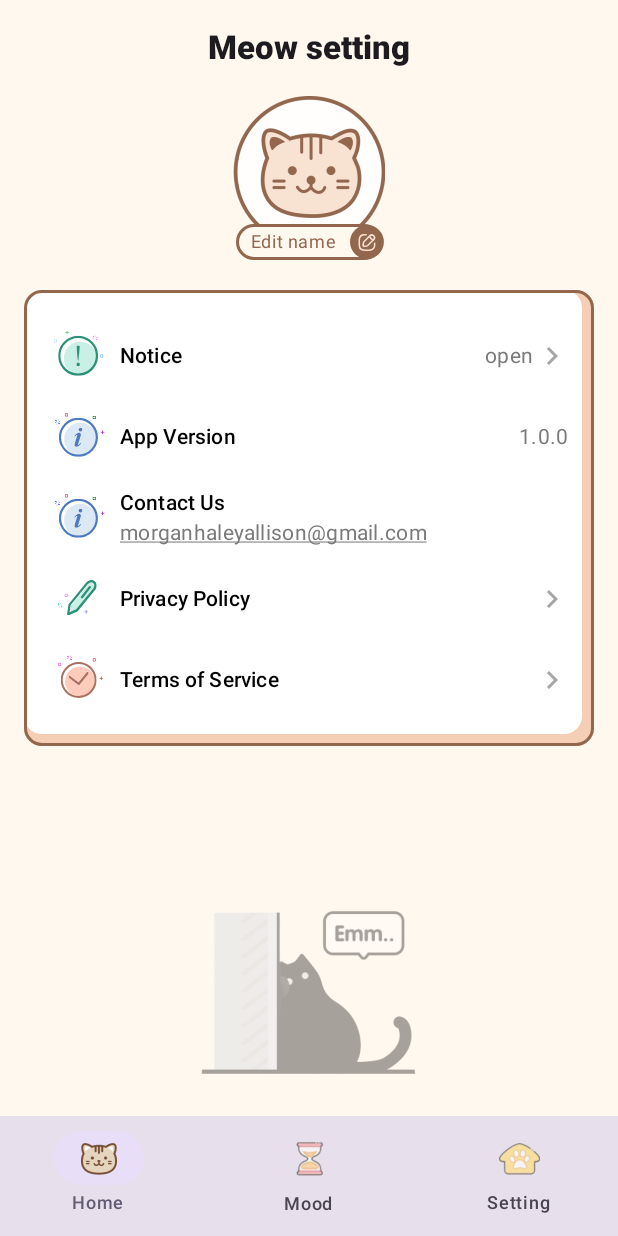
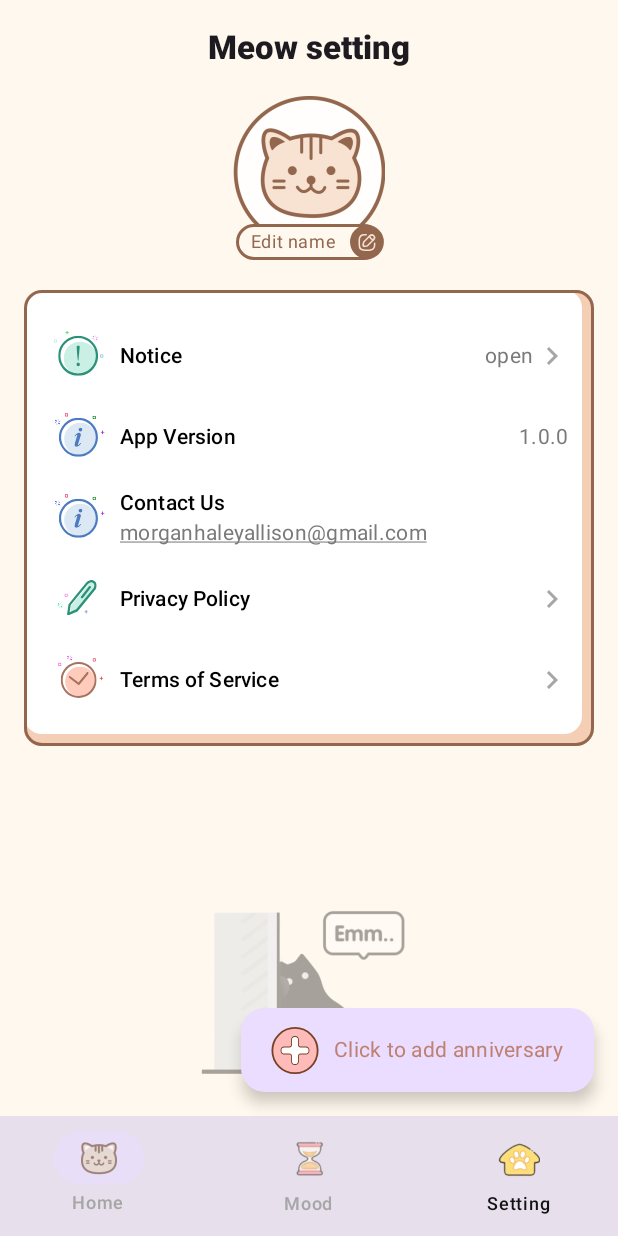
Before and after one commit to Vicent9920/BasicCodelab, an Android app built with Jetpack Compose: the MainActivity screen opened directly, with no data from a screen before it, item 3 of the bottom bar chosen, on a phone screen of 412 x 824 dp. Run offline under Robolectric (Android 15) with nearby library versions, the phone set to English and light mode, and no system bars; our stand-ins replace Room's generated code, constraintlayout-compose.

Commit message:
使用navigation实现MainActivity导航

```diff
--- a/app/build.gradle.kts
+++ b/app/build.gradle.kts
@@ -1,3 +1,5 @@
+import org.jetbrains.kotlin.gradle.tasks.KotlinCompile
+
 @Suppress("DSL_SCOPE_VIOLATION") // TODO: Remove once KTIJ-19369 is fixed
 plugins {
     alias(libs.plugins.com.android.application)
--- a/app/src/main/java/com/example/basicscodelab/ui/home/HomeScreen.kt
+++ b/app/src/main/java/com/example/basicscodelab/ui/home/HomeScreen.kt
@@ -9,6 +9,7 @@ import androidx.compose.foundation.layout.Column
 import androidx.compose.foundation.layout.PaddingValues
 import androidx.compose.foundation.layout.Row
 import androidx.compose.foundation.layout.Spacer
+import androidx.compose.foundation.layout.fillMaxSize
 import androidx.compose.foundation.layout.fillMaxWidth
 import androidx.compose.foundation.layout.height
 import androidx.compose.foundation.layout.padding
@@ -50,11 +51,11 @@ import com.example.basicscodelab.utils.DateUtils
  * Version:
  */
 @Composable
-fun HomeScreen(modifier: Modifier, homeViewModel: HomeViewModel = viewModel()) {
+fun HomeScreen(homeViewModel: HomeViewModel = viewModel()) {
   val list by homeViewModel.queryAllDaysBean().collectAsState(initial = emptyList())
   Column(
-    modifier = modifier
-      .fillMaxWidth()
+    modifier = Modifier
+      .fillMaxSize()
       .background(color = Color(0xFFFFF8EE)),
     horizontalAlignment = Alignment.CenterHorizontally
   ) {
--- a/app/src/main/java/com/example/basicscodelab/ui/home/MainActivity.kt
+++ b/app/src/main/java/com/example/basicscodelab/ui/home/MainActivity.kt
@@ -12,6 +12,7 @@ import androidx.compose.foundation.layout.Arrangement
 import androidx.compose.foundation.layout.Column
 import androidx.compose.foundation.layout.Row
 import androidx.compose.foundation.layout.Spacer
+import androidx.compose.foundation.layout.fillMaxSize
 import androidx.compose.foundation.layout.fillMaxWidth
 import androidx.compose.foundation.layout.height
 import androidx.compose.foundation.layout.padding
@@ -43,10 +44,6 @@ import androidx.compose.material3.Text
 import androidx.compose.material3.TopAppBarDefaults
 import androidx.compose.runtime.Composable
 import androidx.compose.runtime.getValue
-import androidx.compose.runtime.mutableIntStateOf
-import androidx.compose.runtime.mutableStateOf
-import androidx.compose.runtime.remember
-import androidx.compose.runtime.setValue
 import androidx.compose.ui.Alignment
 import androidx.compose.ui.Modifier
 import androidx.compose.ui.draw.clip
@@ -58,9 +55,10 @@ import androidx.compose.ui.text.style.TextDecoration
 import androidx.compose.ui.tooling.preview.Preview
 import androidx.compose.ui.unit.dp
 import androidx.constraintlayout.compose.ConstraintLayout
+import androidx.navigation.compose.currentBackStackEntryAsState
+import androidx.navigation.compose.rememberNavController
 import com.example.basicscodelab.R
 import com.example.basicscodelab.contant.StaticData
-import com.example.basicscodelab.ui.dialog.PrivacyPolicyDialog
 import com.example.basicscodelab.ui.theme.BasicsCodelabTheme
 import com.example.basicscodelab.ui.theme.Typography
 
@@ -80,15 +78,20 @@ fun MainPage(modifier: Modifier = Modifier) {
 @OptIn(ExperimentalMaterial3Api::class)
 @Composable
 fun Screen(modifier: Modifier = Modifier) {
-  var index by remember { mutableIntStateOf(0) }
-  val titles = mutableListOf("Meow Day", "Today's mood", "Meow setting")
+  val navController = rememberNavController()
+  val currentBackStack by navController.currentBackStackEntryAsState()
+  val currentDestination = currentBackStack?.destination
+  val currentScreen =
+    mainTabRowScreens.find { it.route == currentDestination?.route }
+      ?: Home
+
   Scaffold(
     modifier = modifier,
     topBar = {
       CenterAlignedTopAppBar(
         title = {
           Text(
-            text = titles[index],
+            text = currentScreen.title,
             style = Typography.titleLarge.copy(fontWeight = FontWeight.ExtraBold)
           )
         },
@@ -96,23 +99,13 @@ fun Screen(modifier: Modifier = Modifier) {
       )
     },
     bottomBar = {
-      MainBottomNavigation { value ->
-        if (index != value) {
-          index = value
-        }
+      MainBottomNavigation(currentScreen) { screen ->
+        navController.navigateSingleTopTo(screen.route)
       }
     },
-    content = { paddingValues ->
-      when(index){
-        0 -> HomeScreen(modifier = Modifier.padding(paddingValues))
-        1 -> MoodScreen(modifier = Modifier.padding(paddingValues))
-        2 -> SettingScreen(modifier = Modifier.padding(paddingValues))
-      }
+    floatingActionButton = {
 
-    },
-
-    floatingActionButton = {
-      if (index == 0) {
+      if (currentScreen.showFAB) {
         ExtendedFloatingActionButton(
           onClick = {},
         ) {
@@ -131,16 +124,19 @@ fun Screen(modifier: Modifier = Modifier) {
       }
 
     }
-  )
+  ) { innerPadding ->
+    MainNavHost(
+      navController = navController,
+      modifier = Modifier.padding(innerPadding)
+    )
+  }
 }
 
-
-
 @Composable
-fun MoodScreen(modifier: Modifier) {
+fun MoodScreen() {
   Column(
-    modifier = modifier
-      .fillMaxWidth()
+    modifier = Modifier
+      .fillMaxSize()
       .background(color = Color(0xFFFFF8EE)),
     horizontalAlignment = Alignment.CenterHorizontally
   ) {
@@ -224,10 +220,10 @@ fun MoodScreen(modifier: Modifier) {
 }
 
 @Composable
-fun SettingScreen(modifier: Modifier) {
+fun SettingScreen() {
   Column(
-    modifier = modifier
-      .fillMaxWidth()
+    modifier = Modifier
+      .fillMaxSize()
       .background(color = Color(0xFFFFF8EE)),
     horizontalAlignment = Alignment.CenterHorizontally
   ) {
@@ -402,52 +398,67 @@ fun SettingScreen(modifier: Modifier) {
 }
 
 @Composable
-private fun MainBottomNavigation(modifier: Modifier = Modifier, onItemClick: (Int) -> Unit) {
+private fun MainBottomNavigation(screen: MainDestination, onItemClick: (MainDestination) -> Unit) {
   NavigationBar(
     containerColor = MaterialTheme.colorScheme.surfaceVariant,
-    modifier = modifier
+    modifier = Modifier
   ) {
     NavigationBarItem(
       icon = {
         Icon(
-          painter = painterResource(id = R.mipmap.ic_home_selected),
+          painter = painterResource(id = if (screen is Home) R.mipmap.ic_home_selected else R.mipmap.ic_home_normal),//ic_setting_normal
           tint = Color.Unspecified,
           contentDescription = null
         )
       },
       label = {
-        Text("Home")
+        Text(
+          "Home",
+          style = Typography.labelMedium.copy(
+            color = if (screen is Home) Color(0xFF121212) else Color(0xFFA6A6A6)
+          )
+        )
       },
       selected = true,
-      onClick = { onItemClick.invoke(0) }
+      onClick = { onItemClick.invoke(Home) }
     )
     NavigationBarItem(
       icon = {
         Icon(
-          painter = painterResource(id = R.mipmap.ic_mood_normal),
+          painter = painterResource(id = if (screen is Mood) R.mipmap.ic_mood_selected else R.mipmap.ic_mood_normal),
           tint = Color.Unspecified,
           contentDescription = null
         )
       },
       label = {
-        Text("Mood")
+        Text(
+          "Mood",
+          style = Typography.labelMedium.copy(
+            color = if (screen is Mood) Color(0xFF121212) else Color(0xFFA6A6A6)
+          )
+        )
       },
       selected = false,
-      onClick = { onItemClick.invoke(1) }
+      onClick = { onItemClick.invoke(Mood) }
     )
     NavigationBarItem(
       icon = {
         Icon(
-          painter = painterResource(id = R.mipmap.ic_setting_normal),
+          painter = painterResource(id = if (screen is Setting) R.mipmap.ic_setting_selected else R.mipmap.ic_setting_normal),
           tint = Color.Unspecified,
           contentDescription = null
         )
       },
       label = {
-        Text("Setting")
+        Text(
+          "Setting",
+          style = Typography.labelMedium.copy(
+            color = if (screen is Setting) Color(0xFF121212) else Color(0xFFA6A6A6)
+          )
+        )
       },
       selected = false,
-      onClick = { onItemClick.invoke(2) }
+      onClick = { onItemClick.invoke(Setting) }
     )
   }
 }
--- /dev/null
+++ b/app/src/main/java/com/example/basicscodelab/ui/home/MainDestination.kt
@@ -0,0 +1,43 @@
+package com.example.basicscodelab.ui.home
+
+sealed interface MainDestination{
+  val route:String
+  val title:String
+  val showFAB:Boolean
+  val showBackBtn:Boolean
+  val showBottomNav:Boolean
+}
+
+ object Home:MainDestination{
+  override val route: String = "home"
+  override val title: String = "Meow Day"
+  override val showFAB: Boolean = true
+  override val showBackBtn: Boolean = false
+  override val showBottomNav: Boolean = true
+}
+
+ object Mood:MainDestination{
+  override val route: String = "mood"
+  override val title: String = "Today's mood"
+  override val showFAB: Boolean = true
+  override val showBackBtn: Boolean = false
+  override val showBottomNav: Boolean = true
+}
+
+ object Setting:MainDestination{
+  override val route: String = "setting"
+  override val title: String = "Meow setting"
+  override val showFAB: Boolean = true
+  override val showBackBtn: Boolean = false
+  override val showBottomNav: Boolean = true
+}
+
+ object Anniversary:MainDestination{
+  override val route: String = "anniversary"
+  override val title: String = "Add Anniversary"
+  override val showFAB: Boolean = true
+  override val showBackBtn: Boolean = false
+  override val showBottomNav: Boolean = true
+}
+
+val mainTabRowScreens = listOf(Home, Mood, Setting,Anniversary)
--- /dev/null
+++ b/app/src/main/java/com/example/basicscodelab/ui/home/MainNavHost.kt
@@ -0,0 +1,54 @@
+package com.example.basicscodelab.ui.home
+
+import androidx.compose.runtime.Composable
+import androidx.compose.ui.Modifier
+import androidx.navigation.NavGraph.Companion.findStartDestination
+import androidx.navigation.NavHostController
+import androidx.navigation.compose.NavHost
+import androidx.navigation.compose.composable
+
+/**
+ * Description:
+ * Author: Vincent
+ * Date: 2024/7/19
+ * Email:vincent.wei@backgardon.com
+ * Version:
+ */
+@Composable
+fun MainNavHost(
+  navController: NavHostController,
+  modifier: Modifier = Modifier
+) {
+  NavHost(
+    navController = navController,
+    startDestination = Home.route,
+    modifier = modifier
+  ){
+    composable(Home.route){
+      HomeScreen()
+    }
+    composable(Mood.route){
+      MoodScreen()
+    }
+    composable(Setting.route){
+      SettingScreen()
+    }
+  }
+}
+
+fun NavHostController.navigateSingleTopTo(route: String) =
+  this.navigate(route) {
+    // Pop up to the start destination of the graph to
+    // avoid building up a large stack of destinations
+    // on the back stack as users select items
+    popUpTo(
+      this@navigateSingleTopTo.graph.findStartDestination().id
+    ) {
+      saveState = true
+    }
+    // Avoid multiple copies of the same destination when
+    // reselecting the same item
+    launchSingleTop = true
+    // Restore state when reselecting a previously selected item
+    restoreState = true
+  }
--- a/build.gradle.kts
+++ b/build.gradle.kts
@@ -1,6 +1,7 @@
 // Top-level build file where you can add configuration options common to all sub-projects/modules.
 @Suppress("DSL_SCOPE_VIOLATION") // TODO: Remove once KTIJ-19369 is fixed
 plugins {
+    // kotlin("jvm") version "1.9.0"
     alias(libs.plugins.com.android.application) apply false
     alias(libs.plugins.org.jetbrains.kotlin.android) apply false
 }
```
Also changed, not shown: app/src/main/java/com/example/basicscodelab/ui/home/CreateAnniversary.kt (added, +9 -0 lines).
